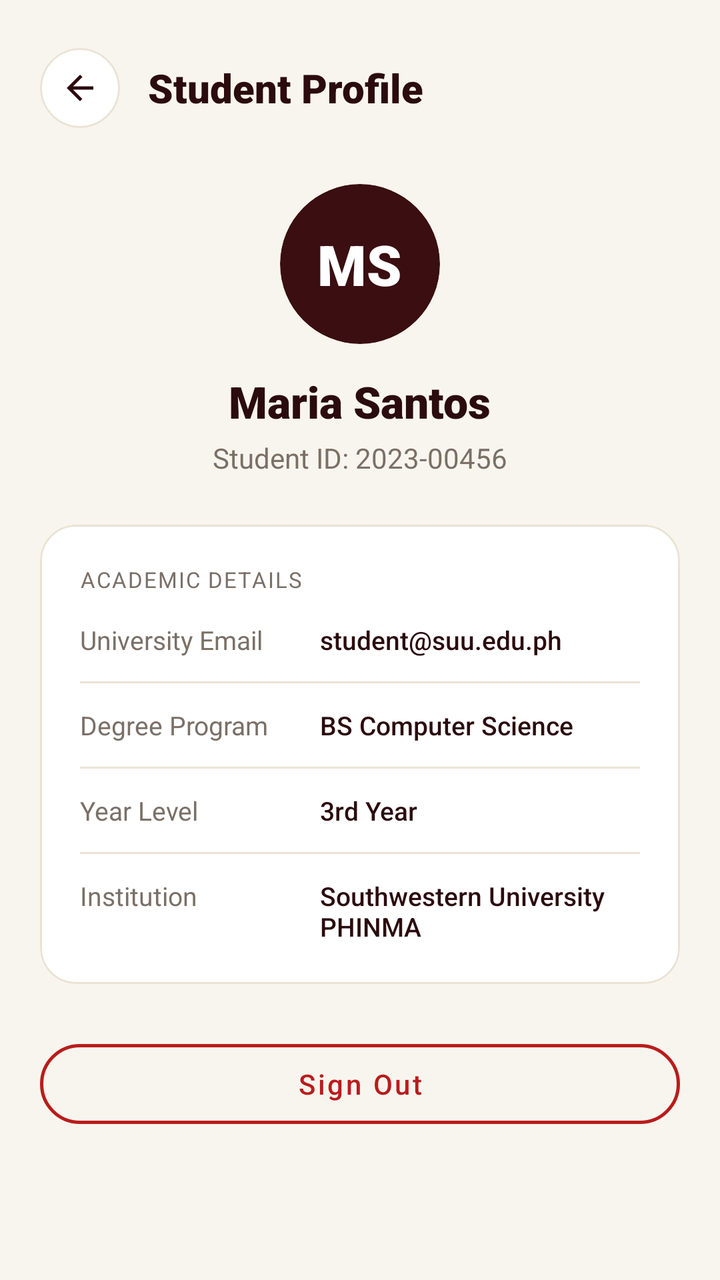
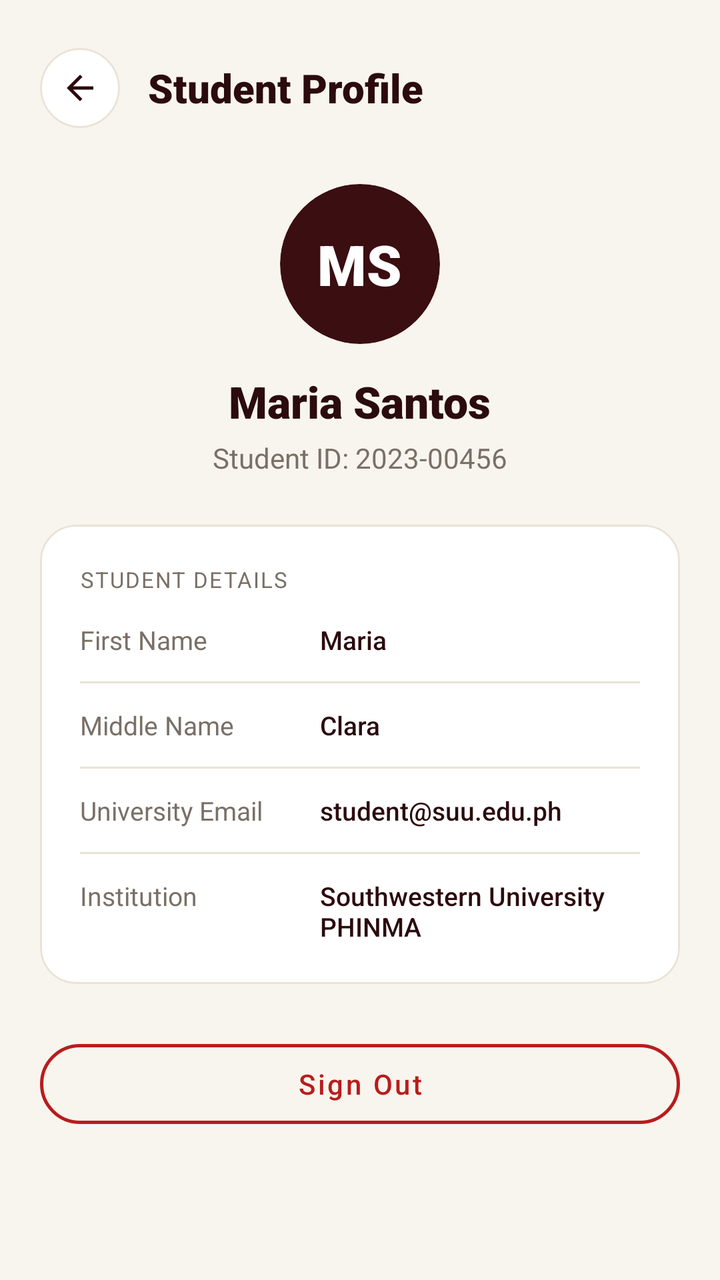

An Android layout rendered at two revisions. The XML below is the earlier revision; the diff shows what the commit changed to produce the second picture.
<!-- AndroidManifest.xml: application theme Theme.StudentLife -->
<!-- res/layout/activity_profile.xml -->
<?xml version="1.0" encoding="utf-8"?>
<androidx.core.widget.NestedScrollView xmlns:android="http://schemas.android.com/apk/res/android"
    xmlns:app="http://schemas.android.com/apk/res-auto"
    android:layout_width="match_parent"
    android:layout_height="match_parent"
    android:background="@color/background_sand"
    android:fillViewport="true">

    <LinearLayout
        android:layout_width="match_parent"
        android:layout_height="wrap_content"
        android:orientation="vertical"
        android:paddingStart="20dp"
        android:paddingTop="24dp"
        android:paddingEnd="20dp"
        android:paddingBottom="36dp">

        
        <LinearLayout
            android:layout_width="match_parent"
            android:layout_height="wrap_content"
            android:gravity="center_vertical"
            android:orientation="horizontal">

            <com.google.android.material.card.MaterialCardView
                android:id="@+id/cardProfileBack"
                android:layout_width="40dp"
                android:layout_height="40dp"
                app:cardBackgroundColor="@color/white"
                app:cardCornerRadius="20dp"
                app:cardElevation="0dp"
                app:strokeColor="@color/card_border"
                app:strokeWidth="1dp">

                <ImageView
                    android:layout_width="20dp"
                    android:layout_height="20dp"
                    android:layout_gravity="center"
                    android:src="@drawable/ic_arrow_back"
                    app:tint="@color/text_primary" />
            </com.google.android.material.card.MaterialCardView>

            <TextView
                android:layout_width="wrap_content"
                android:layout_height="wrap_content"
                android:layout_marginStart="14dp"
                android:fontFamily="sans-serif-black"
                android:text="Student Profile"
                android:textColor="@color/text_primary"
                android:textSize="20sp"
                android:textStyle="bold" />
        </LinearLayout>

        
        <LinearLayout
            android:layout_width="match_parent"
            android:layout_height="wrap_content"
            android:layout_marginTop="28dp"
            android:gravity="center_horizontal"
            android:orientation="vertical">

            <com.google.android.material.card.MaterialCardView
                android:layout_width="80dp"
                android:layout_height="80dp"
                app:cardBackgroundColor="@color/maroon_primary"
                app:cardCornerRadius="40dp"
                app:cardElevation="0dp">

                <TextView
                    android:id="@+id/tvProfileAvatarInitials"
                    android:layout_width="wrap_content"
                    android:layout_height="wrap_content"
                    android:layout_gravity="center"
                    android:fontFamily="sans-serif-black"
                    android:text="MS"
                    android:textColor="@color/white"
                    android:textSize="28sp" />
            </com.google.android.material.card.MaterialCardView>

            <TextView
                android:id="@+id/tvProfileFullName"
                android:layout_width="wrap_content"
                android:layout_height="wrap_content"
                android:layout_marginTop="14dp"
                android:fontFamily="sans-serif-black"
                android:text="Maria Santos"
                android:textColor="@color/text_primary"
                android:textSize="22sp"
                android:textStyle="bold" />

            <TextView
                android:id="@+id/tvProfileStudentId"
                android:layout_width="wrap_content"
                android:layout_height="wrap_content"
                android:layout_marginTop="4dp"
                android:fontFamily="sans-serif"
                android:text="Student ID: 2023-00456"
                android:textColor="@color/text_secondary"
                android:textSize="14sp" />

        </LinearLayout>

        
        <com.google.android.material.card.MaterialCardView
            android:layout_width="match_parent"
            android:layout_height="wrap_content"
            android:layout_marginTop="24dp"
            app:cardBackgroundColor="@color/white"
            app:cardCornerRadius="18dp"
            app:cardElevation="0dp"
            app:strokeColor="@color/card_border"
            app:strokeWidth="1dp">

            <LinearLayout
                android:layout_width="match_parent"
                android:layout_height="wrap_content"
                android:orientation="vertical"
                android:padding="20dp">

                <TextView
                    android:layout_width="wrap_content"
                    android:layout_height="wrap_content"
                    android:fontFamily="sans-serif-bold"
                    android:letterSpacing="0.06"
                    android:text="ACADEMIC DETAILS"
                    android:textColor="@color/text_secondary"
                    android:textSize="11sp" />

                
                <LinearLayout
                    android:layout_width="match_parent"
                    android:layout_height="wrap_content"
                    android:layout_marginTop="14dp"
                    android:orientation="horizontal">

                    <TextView
                        android:layout_width="120dp"
                        android:layout_height="wrap_content"
                        android:fontFamily="sans-serif"
                        android:text="University Email"
                        android:textColor="@color/text_secondary"
                        android:textSize="13sp" />

                    <TextView
                        android:id="@+id/tvProfileEmail"
                        android:layout_width="0dp"
                        android:layout_height="wrap_content"
                        android:layout_weight="1"
                        android:fontFamily="sans-serif-medium"
                        android:text="student@suu.edu.ph"
                        android:textColor="@color/text_primary"
                        android:textSize="13sp" />
                </LinearLayout>

                <View
                    android:layout_width="match_parent"
                    android:layout_height="1dp"
                    android:layout_marginTop="12dp"
                    android:layout_marginBottom="12dp"
                    android:background="@color/card_border" />

                
                <LinearLayout
                    android:layout_width="match_parent"
                    android:layout_height="wrap_content"
                    android:orientation="horizontal">

                    <TextView
                        android:layout_width="120dp"
                        android:layout_height="wrap_content"
                        android:fontFamily="sans-serif"
                        android:text="Degree Program"
                        android:textColor="@color/text_secondary"
                        android:textSize="13sp" />

                    <TextView
                        android:id="@+id/tvProfileCourse"
                        android:layout_width="0dp"
                        android:layout_height="wrap_content"
                        android:layout_weight="1"
                        android:fontFamily="sans-serif-medium"
                        android:text="BS Computer Science"
                        android:textColor="@color/text_primary"
                        android:textSize="13sp" />
                </LinearLayout>

                <View
                    android:layout_width="match_parent"
                    android:layout_height="1dp"
                    android:layout_marginTop="12dp"
                    android:layout_marginBottom="12dp"
                    android:background="@color/card_border" />

                
                <LinearLayout
                    android:layout_width="match_parent"
                    android:layout_height="wrap_content"
                    android:orientation="horizontal">

                    <TextView
                        android:layout_width="120dp"
                        android:layout_height="wrap_content"
                        android:fontFamily="sans-serif"
                        android:text="Year Level"
                        android:textColor="@color/text_secondary"
                        android:textSize="13sp" />

                    <TextView
                        android:id="@+id/tvProfileYear"
                        android:layout_width="0dp"
                        android:layout_height="wrap_content"
                        android:layout_weight="1"
                        android:fontFamily="sans-serif-medium"
                        android:text="3rd Year"
                        android:textColor="@color/text_primary"
                        android:textSize="13sp" />
                </LinearLayout>

                <View
                    android:layout_width="match_parent"
                    android:layout_height="1dp"
                    android:layout_marginTop="12dp"
                    android:layout_marginBottom="12dp"
                    android:background="@color/card_border" />

                
                <LinearLayout
                    android:layout_width="match_parent"
                    android:layout_height="wrap_content"
                    android:orientation="horizontal">

                    <TextView
                        android:layout_width="120dp"
                        android:layout_height="wrap_content"
                        android:fontFamily="sans-serif"
                        android:text="Institution"
                        android:textColor="@color/text_secondary"
                        android:textSize="13sp" />

                    <TextView
                        android:layout_width="0dp"
                        android:layout_height="wrap_content"
                        android:layout_weight="1"
                        android:fontFamily="sans-serif-medium"
                        android:text="Southwestern University PHINMA"
                        android:textColor="@color/text_primary"
                        android:textSize="13sp" />
                </LinearLayout>

            </LinearLayout>

        </com.google.android.material.card.MaterialCardView>

        
        <com.google.android.material.button.MaterialButton
            android:id="@+id/btnProfileLogout"
            style="@style/Widget.MaterialComponents.Button.OutlinedButton"
            android:layout_width="match_parent"
            android:layout_height="52dp"
            android:layout_marginTop="24dp"
            android:fontFamily="sans-serif-medium"
            android:text="Sign Out"
            android:textAllCaps="false"
            android:textColor="@color/status_red_text"
            android:textSize="14sp"
            app:cornerRadius="26dp"
            app:strokeColor="@color/status_red_text"
            app:strokeWidth="1.5dp" />

    </LinearLayout>

</androidx.core.widget.NestedScrollView>
<!-- resources referenced by this layout -->
<resources>
  <color name="background_sand">#F8F5EE</color>
  <color name="card_border">#EAE3D5</color>
  <color name="maroon_primary">#3B0E11</color>
  <color name="status_red_text">#B91C1C</color>
  <color name="text_primary">#2B0B0E</color>
  <color name="text_secondary">#7A7067</color>
  <color name="white">#FFFFFF</color>
  <!-- drawable ic_arrow_back (drawable) -->
  <?xml version="1.0" encoding="utf-8"?>
  <vector xmlns:android="http://schemas.android.com/apk/res/android"
      android:width="24dp"
      android:height="24dp"
      android:viewportWidth="24"
      android:viewportHeight="24">
      <path
          android:fillColor="#FF000000"
          android:pathData="M20,11H7.83L13.42,5.41L12,4L4,12L12,20L13.41,18.59L7.83,13H20V11Z" />
  </vector>
  <style name="Theme.StudentLife" parent="Theme.MaterialComponents.DayNight.NoActionBar">
          
          <item name="colorPrimary">@color/maroon_primary</item>
          <item name="colorPrimaryVariant">@color/maroon_dark</item>
          <item name="colorOnPrimary">@color/white</item>
  
          
          <item name="colorSecondary">@color/maroon_light</item>
          <item name="colorSecondaryVariant">@color/maroon_primary</item>
          <item name="colorOnSecondary">@color/white</item>
  
          
          <item name="android:statusBarColor">@color/maroon_dark</item>
          <item name="android:windowLightStatusBar">false</item>
  
          
          <item name="android:windowBackground">@color/background_sand</item>
          <item name="colorSurface">@color/surface_white</item>
          <item name="colorOnSurface">@color/text_primary</item>
  
          
          <item name="android:fontFamily">sans-serif</item>
      </style>
  <color name="maroon_dark">#2E0B0E</color>
  <color name="maroon_light">#521B20</color>
  <color name="surface_white">#FFFFFF</color>
</resources>

<!-- the commit's change to res/layout/activity_profile.xml (unified diff, before → after) -->
@@ -122,7 +122,7 @@
                     android:layout_height="wrap_content"
                     android:fontFamily="sans-serif-bold"
                     android:letterSpacing="0.06"
-                    android:text="ACADEMIC DETAILS"
+                    android:text="STUDENT DETAILS"
                     android:textColor="@color/text_secondary"
                     android:textSize="11sp" />
 
@@ -137,17 +137,17 @@
                         android:layout_width="120dp"
                         android:layout_height="wrap_content"
                         android:fontFamily="sans-serif"
-                        android:text="University Email"
-                        android:textColor="@color/text_secondary"
-                        android:textSize="13sp" />
-
-                    <TextView
-                        android:id="@+id/tvProfileEmail"
-                        android:layout_width="0dp"
-                        android:layout_height="wrap_content"
-                        android:layout_weight="1"
-                        android:fontFamily="sans-serif-medium"
-                        android:text="student@suu.edu.ph"
+                        android:text="First Name"
+                        android:textColor="@color/text_secondary"
+                        android:textSize="13sp" />
+
+                    <TextView
+                        android:id="@+id/tvProfileFirstName"
+                        android:layout_width="0dp"
+                        android:layout_height="wrap_content"
+                        android:layout_weight="1"
+                        android:fontFamily="sans-serif-medium"
+                        android:text="Maria"
                         android:textColor="@color/text_primary"
                         android:textSize="13sp" />
                 </LinearLayout>
@@ -169,17 +169,17 @@
                         android:layout_width="120dp"
                         android:layout_height="wrap_content"
                         android:fontFamily="sans-serif"
-                        android:text="Degree Program"
-                        android:textColor="@color/text_secondary"
-                        android:textSize="13sp" />
-
-                    <TextView
-                        android:id="@+id/tvProfileCourse"
-                        android:layout_width="0dp"
-                        android:layout_height="wrap_content"
-                        android:layout_weight="1"
-                        android:fontFamily="sans-serif-medium"
-                        android:text="BS Computer Science"
+                        android:text="Middle Name"
+                        android:textColor="@color/text_secondary"
+                        android:textSize="13sp" />
+
+                    <TextView
+                        android:id="@+id/tvProfileMiddleName"
+                        android:layout_width="0dp"
+                        android:layout_height="wrap_content"
+                        android:layout_weight="1"
+                        android:fontFamily="sans-serif-medium"
+                        android:text="Clara"
                         android:textColor="@color/text_primary"
                         android:textSize="13sp" />
                 </LinearLayout>
@@ -201,17 +201,17 @@
                         android:layout_width="120dp"
                         android:layout_height="wrap_content"
                         android:fontFamily="sans-serif"
-                        android:text="Year Level"
-                        android:textColor="@color/text_secondary"
-                        android:textSize="13sp" />
-
-                    <TextView
-                        android:id="@+id/tvProfileYear"
-                        android:layout_width="0dp"
-                        android:layout_height="wrap_content"
-                        android:layout_weight="1"
-                        android:fontFamily="sans-serif-medium"
-                        android:text="3rd Year"
+                        android:text="University Email"
+                        android:textColor="@color/text_secondary"
+                        android:textSize="13sp" />
+
+                    <TextView
+                        android:id="@+id/tvProfileEmail"
+                        android:layout_width="0dp"
+                        android:layout_height="wrap_content"
+                        android:layout_weight="1"
+                        android:fontFamily="sans-serif-medium"
+                        android:text="student@suu.edu.ph"
                         android:textColor="@color/text_primary"
                         android:textSize="13sp" />
                 </LinearLayout>
